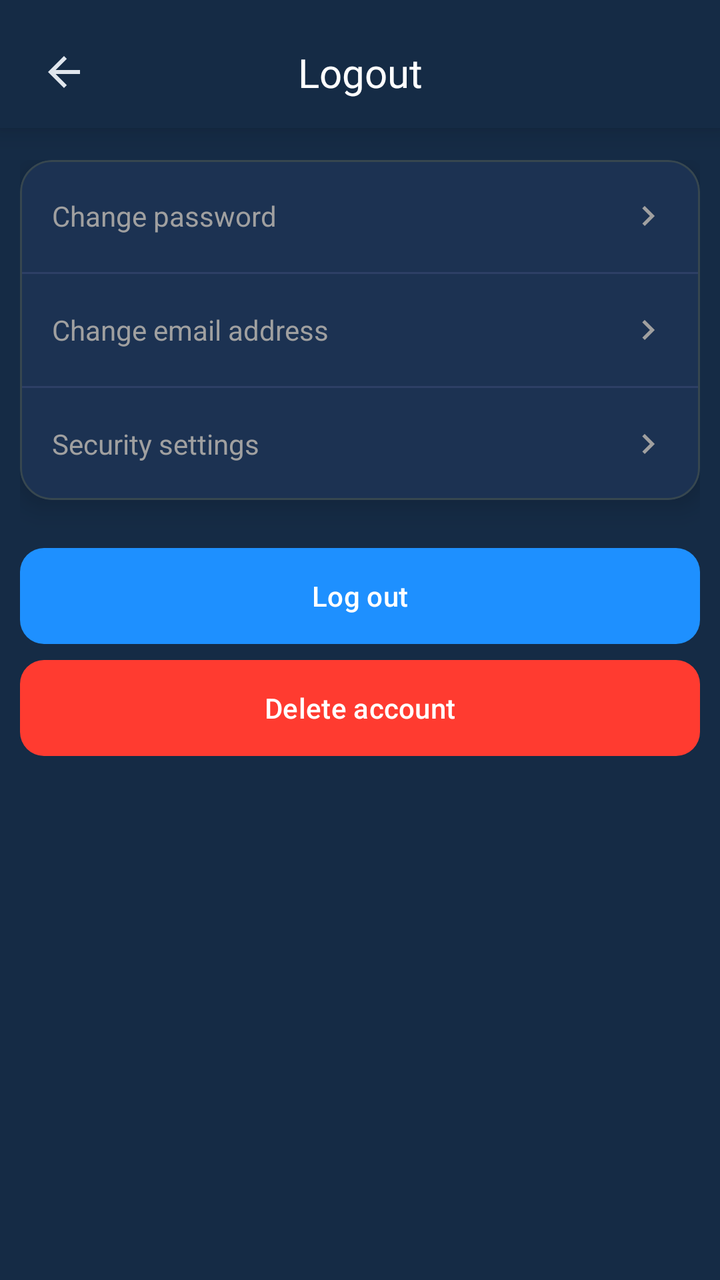
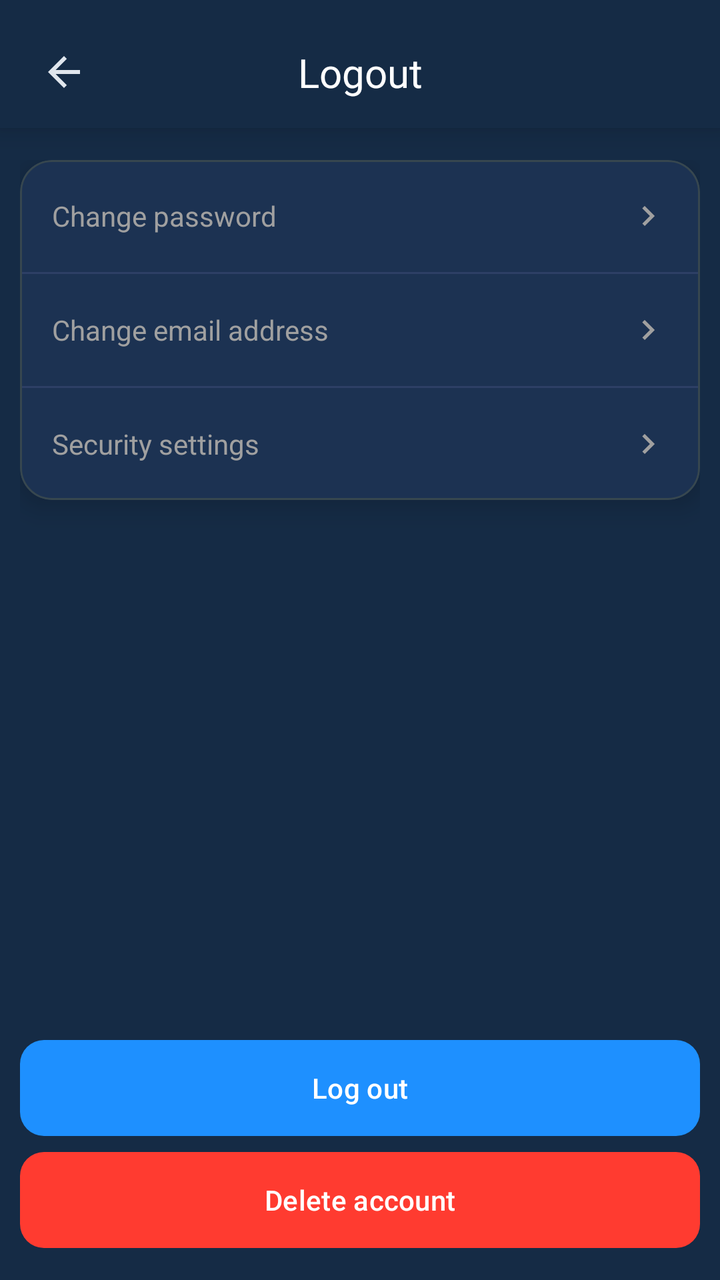

Two renders of the same Android screen: before a commit and after it. Below are the layout's source before the change and the commit's diff.
<!-- AndroidManifest.xml: application theme AppTheme -->
<!-- res/layout/fragment_logout.xml -->
<?xml version="1.0" encoding="utf-8"?>
<androidx.constraintlayout.widget.ConstraintLayout 
    xmlns:android="http://schemas.android.com/apk/res/android"
    xmlns:app="http://schemas.android.com/apk/res-auto"
    xmlns:tools="http://schemas.android.com/tools"
    android:layout_width="match_parent"
    android:layout_height="match_parent"
    android:background="@color/background_color"
    tools:context=".ui.tabs.settings.logout.LogoutFragment">

    
    <androidx.constraintlayout.widget.ConstraintLayout
        android:id="@+id/headerContainer"
        android:layout_width="0dp"
        android:layout_height="wrap_content"
        android:paddingHorizontal="16dp"
        android:paddingTop="20dp"
        android:paddingBottom="12dp"
        android:background="@color/background_color"
        android:elevation="8dp"
        app:layout_constraintTop_toTopOf="parent"
        app:layout_constraintStart_toStartOf="parent"
        app:layout_constraintEnd_toEndOf="parent">

        
        <ImageView
            android:id="@+id/btnBack"
            android:layout_width="32dp"
            android:layout_height="32dp"
            android:src="@drawable/ic_back"
            android:scaleType="center"
            app:tint="?attr/colorOnSurface"
            android:clickable="true"
            android:focusable="true"
            android:contentDescription="@string/logout_back_button_desc"
            app:layout_constraintStart_toStartOf="parent"
            app:layout_constraintTop_toTopOf="parent"
            app:layout_constraintBottom_toBottomOf="parent" />

        
        <TextView
            android:id="@+id/tvTitle"
            style="@style/TextAppearance.Aqua.EditProfileTitle"
            android:layout_width="wrap_content"
            android:layout_height="wrap_content"
            android:text="@string/logout_title"
            android:importantForAccessibility="yes"
            app:layout_constraintTop_toTopOf="parent"
            app:layout_constraintBottom_toBottomOf="parent"
            app:layout_constraintStart_toStartOf="parent"
            app:layout_constraintEnd_toEndOf="parent" />
    </androidx.constraintlayout.widget.ConstraintLayout>

    
    <ScrollView
        android:id="@+id/scrollContent"
        android:layout_width="0dp"
        android:layout_height="0dp"
        android:fillViewport="true"
        android:clipToPadding="false"
        app:layout_constraintTop_toBottomOf="@id/headerContainer"
        app:layout_constraintBottom_toBottomOf="parent"
        app:layout_constraintStart_toStartOf="parent"
        app:layout_constraintEnd_toEndOf="parent">

        <LinearLayout
            android:id="@+id/contentRoot"
            android:layout_width="match_parent"
            android:layout_height="wrap_content"
            android:orientation="vertical"
            android:paddingTop="16dp"
            android:paddingBottom="16dp"
            android:paddingStart="10dp"
            android:paddingEnd="10dp">

            
            <com.google.android.material.card.MaterialCardView
                android:id="@+id/cardAccountActions"
                android:layout_width="match_parent"
                android:layout_height="wrap_content"
                style="@style/Widget.Aqua.CardStyles">

                <LinearLayout
                    android:layout_width="match_parent"
                    android:layout_height="wrap_content"
                    android:orientation="vertical">

                    
                    <LinearLayout
                        android:id="@+id/rowChangePassword"
                        android:layout_width="match_parent"
                        android:layout_height="56dp"
                        android:paddingHorizontal="16dp"
                        android:gravity="center_vertical"
                        android:clickable="true"
                        android:focusable="true"
                        android:background="?android:attr/selectableItemBackground"
                        android:contentDescription="@string/account_settings_change_password_desc">

                        <TextView
                            android:layout_width="0dp"
                            android:layout_height="wrap_content"
                            android:layout_weight="1"
                            android:text="@string/account_settings_change_password"
                            android:textColor="@color/settings_text_secondary"
                            android:textSize="14sp"/>

                        <ImageView
                            android:layout_width="20dp"
                            android:layout_height="20dp"
                            android:src="@drawable/ic_arrow_right"
                            app:tint="@color/settings_text_secondary"
                            android:contentDescription="@string/settings_arrow_desc"/>
                    </LinearLayout>

                    <View
                        android:layout_width="match_parent"
                        android:layout_height="1dp"
                        android:background="@color/settings_divider"/>

                    
                    <LinearLayout
                        android:id="@+id/rowChangeEmail"
                        android:layout_width="match_parent"
                        android:layout_height="56dp"
                        android:paddingHorizontal="16dp"
                        android:gravity="center_vertical"
                        android:clickable="true"
                        android:focusable="true"
                        android:background="?android:attr/selectableItemBackground"
                        android:contentDescription="@string/account_settings_change_email_desc">

                        <TextView
                            android:layout_width="0dp"
                            android:layout_height="wrap_content"
                            android:layout_weight="1"
                            android:text="@string/account_settings_change_email"
                            android:textColor="@color/settings_text_secondary"
                            android:textSize="14sp"/>

                        <ImageView
                            android:layout_width="20dp"
                            android:layout_height="20dp"
                            android:src="@drawable/ic_arrow_right"
                            app:tint="@color/settings_text_secondary"
                            android:contentDescription="@string/settings_arrow_desc"/>
                    </LinearLayout>

                    <View
                        android:layout_width="match_parent"
                        android:layout_height="1dp"
                        android:background="@color/settings_divider"/>

                    
                    <LinearLayout
                        android:id="@+id/rowSecuritySettings"
                        android:layout_width="match_parent"
                        android:layout_height="56dp"
                        android:paddingHorizontal="16dp"
                        android:gravity="center_vertical"
                        android:clickable="true"
                        android:focusable="true"
                        android:background="?android:attr/selectableItemBackground"
                        android:contentDescription="@string/account_settings_security_settings_desc">

                        <TextView
                            android:layout_width="0dp"
                            android:layout_height="wrap_content"
                            android:layout_weight="1"
                            android:text="@string/account_settings_security_settings"
                            android:textColor="@color/settings_text_secondary"
                            android:textSize="14sp"/>

                        <ImageView
                            android:layout_width="20dp"
                            android:layout_height="20dp"
                            android:src="@drawable/ic_arrow_right"
                            app:tint="@color/settings_text_secondary"
                            android:contentDescription="@string/settings_arrow_desc"/>
                    </LinearLayout>

                </LinearLayout>
            </com.google.android.material.card.MaterialCardView>

            
            <View
                android:layout_width="match_parent"
                android:layout_height="24dp" />

            
            <com.google.android.material.button.MaterialButton
                android:id="@+id/btnLogout"
                style="@style/Widget.Aqua.PrimaryButton"
                android:layout_width="match_parent"
                android:layout_height="wrap_content"
                android:layout_marginTop="0dp"
                android:text="@string/account_settings_logout"
                android:contentDescription="@string/account_settings_logout_desc" />

            
            <com.google.android.material.button.MaterialButton
                android:id="@+id/btnDeleteAccount"
                style="@style/Widget.Aqua.DangerButton"
                android:layout_width="match_parent"
                android:layout_height="wrap_content"
                android:layout_marginTop="8dp"
                android:text="@string/account_settings_delete_account"
                android:contentDescription="@string/account_settings_delete_account_desc" />

        </LinearLayout>
    </ScrollView>

</androidx.constraintlayout.widget.ConstraintLayout>
<!-- resources referenced by this layout -->
<resources>
  <color name="background_color">#152B45</color>
  <color name="settings_divider">#2D3F66</color>
  <color name="settings_text_secondary">#A0A0A0</color>
  <!-- drawable ic_arrow_right (drawable) -->
  <vector xmlns:android="http://schemas.android.com/apk/res/android"
      android:width="24dp"
      android:height="24dp"
      android:viewportWidth="24"
      android:viewportHeight="24">
  
      <path
          android:fillColor="#A0A0A0"
          android:pathData="M8.59,16.59L13.17,12L8.59,7.41L10,6L16,12L10,18L8.59,16.59Z"/>
  </vector>
  <!-- drawable ic_back (drawable) -->
  <?xml version="1.0" encoding="utf-8"?>
  <vector xmlns:android="http://schemas.android.com/apk/res/android"
      android:width="24dp"
      android:height="24dp"
      android:viewportWidth="24"
      android:viewportHeight="24">
  
      <path
          android:fillColor="@android:color/white"
          android:pathData="M20,11H7.83L13.42,5.41L12,4l-8,8 8,8 1.41,-1.41L7.83,13H20v-2z" />
  </vector>
  <string name="account_settings_change_email">Change email address</string>
  <string name="account_settings_change_email_desc">
          Open screen to change your email address
      </string>
  <string name="account_settings_change_password">Change password</string>
  <string name="account_settings_change_password_desc">
          Open screen to change your account password
      </string>
  <string name="account_settings_delete_account">Delete account</string>
  <string name="account_settings_delete_account_desc">
          Permanently delete your account and all related data
      </string>
  <string name="account_settings_logout">Log out</string>
  <string name="account_settings_logout_desc">
          Sign out of your AquaLight account
      </string>
  <string name="account_settings_security_settings">Security settings</string>
  <string name="account_settings_security_settings_desc">
          Manage security options for your account
      </string>
  <string name="logout_back_button_desc">Go back from logout screen</string>
  <string name="logout_title">Logout</string>
  <string name="settings_arrow_desc">Go to details</string>
  <style name="TextAppearance.Aqua.EditProfileTitle" parent="TextAppearance.Material3.TitleLarge">
      <item name="fontFamily">@font/inter_semibold</item>
      <item name="android:fontFamily">@font/inter_semibold</item>
      <item name="android:textColor">@android:color/white</item>
      <item name="android:textSize">20sp</item>
  </style>
  <style name="Widget.Aqua.CardStyles" parent="Widget.MaterialComponents.CardView">
      <item name="cardBackgroundColor">@color/settings_card_background</item>
      <item name="cardCornerRadius">16dp</item>
      <item name="cardElevation">8dp</item>
      <item name="cardUseCompatPadding">false</item>
  </style>
  <style name="Widget.Aqua.DangerButton" parent="@style/Widget.Aqua.PrimaryButton">
      <item name="backgroundTint">@color/aqua_button_red</item>
  </style>
  <color name="settings_card_background">#1C3252</color>
  <color name="aqua_button_red">#FF3B30</color>
  <color name="aqua_button_blue">#1E90FF</color>
  <color name="md_theme_light_primary">#2196F3</color>
  <color name="md_theme_light_onPrimary">#FFFFFF</color>
  <color name="md_theme_light_secondary">#4A6363</color>
  <color name="md_theme_light_onSecondary">#FFFFFF</color>
  <color name="md_theme_light_background">#152B45</color>
  <color name="md_theme_light_surface">#152B45</color>
  <color name="md_theme_light_onSurface">#E0E6ED</color>
  <color name="md_theme_light_surfaceVariant">#233042</color>
  <color name="md_theme_light_onSurfaceVariant">#5C6B75</color>
  <color name="md_theme_light_outline">#455A64</color>
  <color name="md_theme_light_outlineVariant">#37474F</color>
  <color name="md_theme_light_error">#D32F2F</color>
  <color name="md_theme_light_onError">#FFFFFF</color>
  <!-- unchanged entries left out for length: 2 -->
</resources>

<!-- the commit's change to res/layout/fragment_logout.xml (unified diff, before → after) -->
@@ -59,7 +59,7 @@
         android:fillViewport="true"
         android:clipToPadding="false"
         app:layout_constraintTop_toBottomOf="@id/headerContainer"
-        app:layout_constraintBottom_toBottomOf="parent"
+        app:layout_constraintBottom_toTopOf="@+id/bottomActions"
         app:layout_constraintStart_toStartOf="parent"
         app:layout_constraintEnd_toEndOf="parent">
 
@@ -182,32 +182,40 @@
                 </LinearLayout>
             </com.google.android.material.card.MaterialCardView>
 
-            
-            <View
-                android:layout_width="match_parent"
-                android:layout_height="24dp" />
-
-            
-            <com.google.android.material.button.MaterialButton
-                android:id="@+id/btnLogout"
-                style="@style/Widget.Aqua.PrimaryButton"
-                android:layout_width="match_parent"
-                android:layout_height="wrap_content"
-                android:layout_marginTop="0dp"
-                android:text="@string/account_settings_logout"
-                android:contentDescription="@string/account_settings_logout_desc" />
-
-            
-            <com.google.android.material.button.MaterialButton
-                android:id="@+id/btnDeleteAccount"
-                style="@style/Widget.Aqua.DangerButton"
-                android:layout_width="match_parent"
-                android:layout_height="wrap_content"
-                android:layout_marginTop="8dp"
-                android:text="@string/account_settings_delete_account"
-                android:contentDescription="@string/account_settings_delete_account_desc" />
-
         </LinearLayout>
     </ScrollView>
 
+    
+    <LinearLayout
+        android:id="@+id/bottomActions"
+        android:layout_width="0dp"
+        android:layout_height="wrap_content"
+        android:orientation="vertical"
+        android:paddingStart="10dp"
+        android:paddingEnd="10dp"
+        android:paddingBottom="16dp"
+        app:layout_constraintBottom_toBottomOf="parent"
+        app:layout_constraintStart_toStartOf="parent"
+        app:layout_constraintEnd_toEndOf="parent">
+
+        
+        <com.google.android.material.button.MaterialButton
+            android:id="@+id/btnLogout"
+            style="@style/Widget.Aqua.PrimaryButton"
+            android:layout_width="match_parent"
+            android:layout_height="wrap_content"
+            android:text="@string/account_settings_logout"
+            android:contentDescription="@string/account_settings_logout_desc" />
+
+        
+        <com.google.android.material.button.MaterialButton
+            android:id="@+id/btnDeleteAccount"
+            style="@style/Widget.Aqua.DangerButton"
+            android:layout_width="match_parent"
+            android:layout_height="wrap_content"
+            android:layout_marginTop="8dp"
+            android:text="@string/account_settings_delete_account"
+            android:contentDescription="@string/account_settings_delete_account_desc" />
+    </LinearLayout>
+
 </androidx.constraintlayout.widget.ConstraintLayout>
